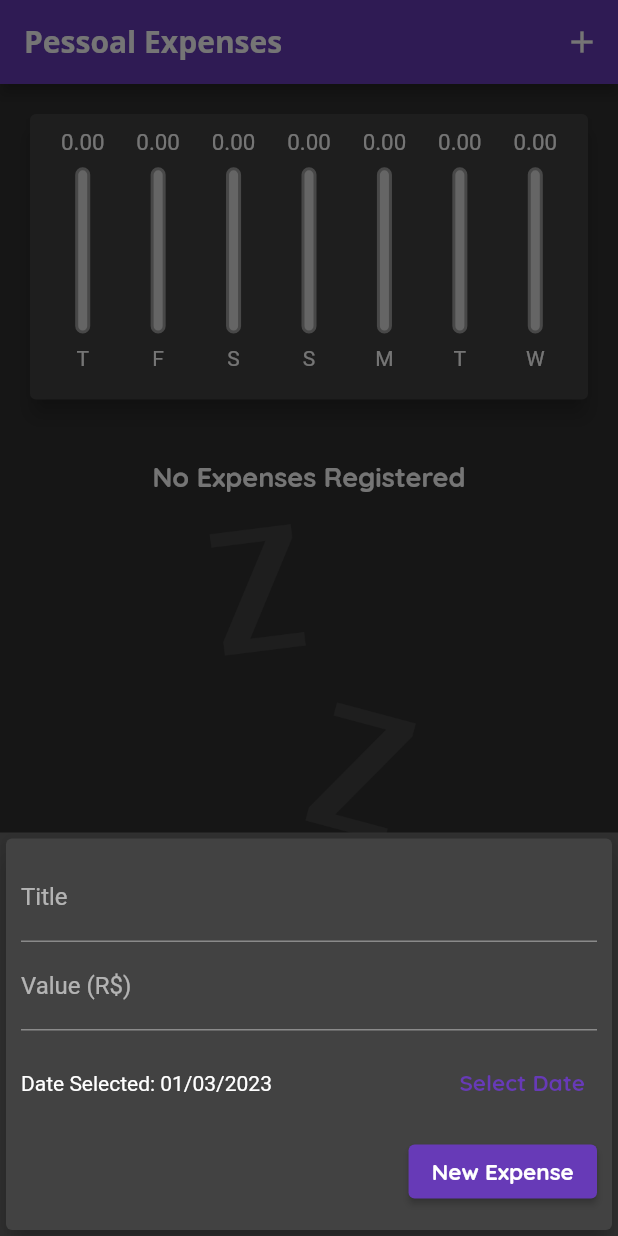
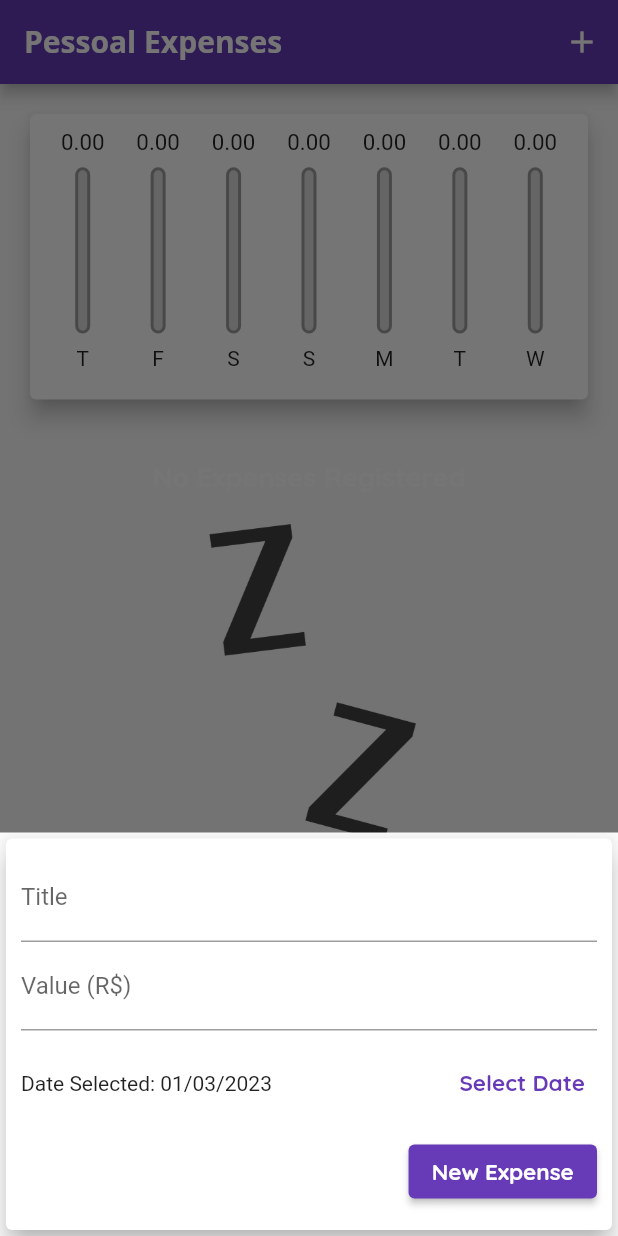
Before and after one commit to bielom43/ProjectApp-Despesas, a Flutter app: the screen it shows after launch, after a tap on the "add" icon, on a phone screen of 412 x 824 dp. Run offline on Flutter 3.47's test engine with Material 2 defaults, Android fonts, the phone set to English and light mode, and no system bars.

Commit message:
updating deprecated terms

```diff
--- a/lib/components/adptative_button.dart
+++ b/lib/components/adptative_button.dart
@@ -25,7 +25,7 @@ class AdaptativeButton extends StatelessWidget {
             child: Text(
               label,
               style: TextStyle(
-                color: Theme.of(context).textTheme.button?.color,
+                color: Theme.of(context).textTheme.labelLarge?.color,
               ),
             ),
           );
--- a/lib/main.dart
+++ b/lib/main.dart
@@ -15,7 +15,7 @@ class ExpensesApp extends StatelessWidget {
 
   @override
   Widget build(BuildContext context) {
-    final ThemeData theme = ThemeData.dark();
+    final ThemeData theme = ThemeData.light();
 
     return MaterialApp(
       home: const MyHomePage(),
@@ -26,13 +26,13 @@ class ExpensesApp extends StatelessWidget {
           secondary: Colors.white,
         ),
         textTheme: theme.textTheme.copyWith(
-          headline6: const TextStyle(
+          titleLarge: const TextStyle(
             fontFamily: 'QuickSand',
             fontSize: 18,
             fontWeight: FontWeight.bold,
             color: Colors.white,
           ),
-          button: const TextStyle(
+          labelLarge: const TextStyle(
             fontFamily: 'QuickSand',
             fontSize: 15,
             color: Colors.white,
```
Also changed, not shown: lib/components/transaction_list.dart (+3 -43 lines), pubspec.lock.
